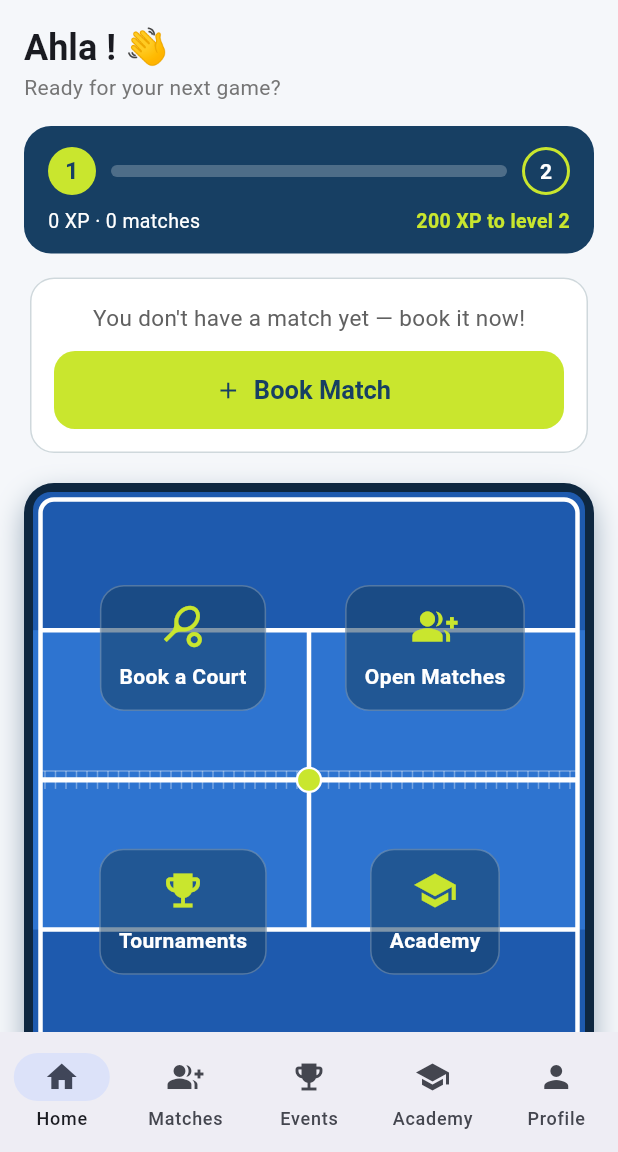
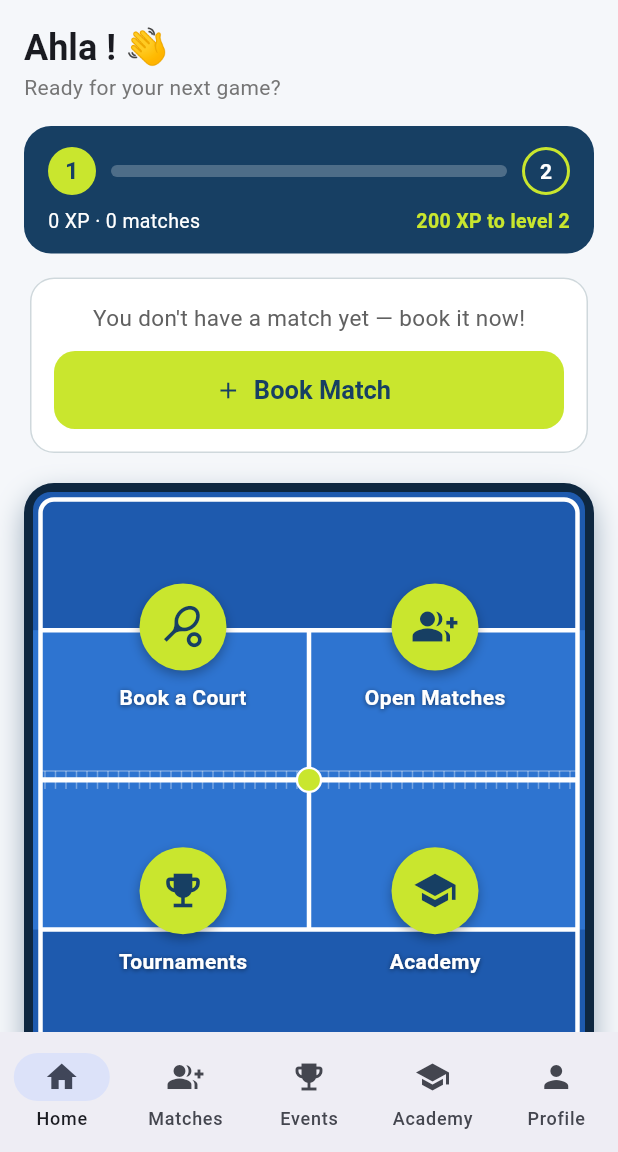
Before and after one commit to basharrahhaliq-cell/Padel-app, a Flutter app: the CustomerHome screen opened directly with empty values, on a phone screen of 412 x 824 dp, the part 84-1236 px from its top. Run offline on Flutter 3.47's test engine with Material 3 defaults, Android fonts, the phone set to English and light mode, and no system bars; our stand-ins replace cloud_firestore, firebase_auth, firebase_core, firebase_messaging, flutter_local_notifications, flutter_timezone and 7 more; accounts and stored records are empty.

Commit message:
Home court: shortcuts as player tokens on the open court
Dropped the chip boxes — each shortcut is now a lime player token
(icon in a circle) standing in its court position with the label
floating beneath, so the four actions look like players on the court.

Co-Authored-By: Claude Fable 5 <noreply@anthropic.com>
Claude-Session: https://claude.ai/code/session_01Aw5U5LBdLKqLreCcoJxRFP

```diff
--- a/lib/src/screens/customer/home_screen.dart
+++ b/lib/src/screens/customer/home_screen.dart
@@ -545,23 +545,30 @@ class _CourtZone extends StatelessWidget {
 
   @override
   Widget build(BuildContext context) {
+    // No box — just a "player" standing on the court: a lime token
+    // with the icon, and the label floating under it.
     return InkWell(
       borderRadius: BorderRadius.circular(16),
       onTap: onTap,
       child: Center(
-        child: Container(
-          padding:
-              const EdgeInsets.symmetric(horizontal: 12, vertical: 12),
-          decoration: BoxDecoration(
-            color: AppTheme.courtBlueDark.withValues(alpha: 0.55),
-            borderRadius: BorderRadius.circular(16),
-            border: Border.all(
-                color: Colors.white.withValues(alpha: 0.25), width: 1),
-          ),
         child: Column(
           mainAxisSize: MainAxisSize.min,
           children: [
-              Icon(icon, color: AppTheme.ballLime, size: 30),
+            Container(
+              width: 58,
+              height: 58,
+              decoration: BoxDecoration(
+                color: AppTheme.ballLime,
+                shape: BoxShape.circle,
+                boxShadow: [
+                  BoxShadow(
+                      color: Colors.black.withValues(alpha: 0.3),
+                      blurRadius: 6,
+                      offset: const Offset(0, 3)),
+                ],
+              ),
+              child: Icon(icon, color: AppTheme.courtBlueDark, size: 30),
+            ),
             const SizedBox(height: 8),
             FittedBox(
               fit: BoxFit.scaleDown,
@@ -570,10 +577,15 @@ class _CourtZone extends StatelessWidget {
                   style: const TextStyle(
                       color: Colors.white,
                       fontSize: 14,
-                        fontWeight: FontWeight.bold)),
+                      fontWeight: FontWeight.bold,
+                      shadows: [
+                        Shadow(
+                            color: Colors.black54,
+                            blurRadius: 4,
+                            offset: Offset(0, 1)),
+                      ])),
             ),
           ],
-          ),
         ),
       ),
     );
```
Lines whose indentation alone changed are shown as unchanged.
